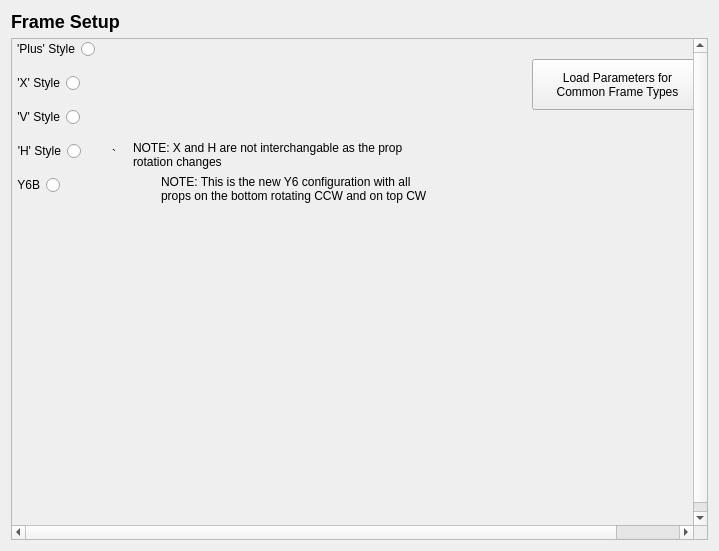
The window that src/ui/configuration/FrameTypeConfig.ui (ArduPilot/apm_planner) describes before a commit, drawn with Qt 5.
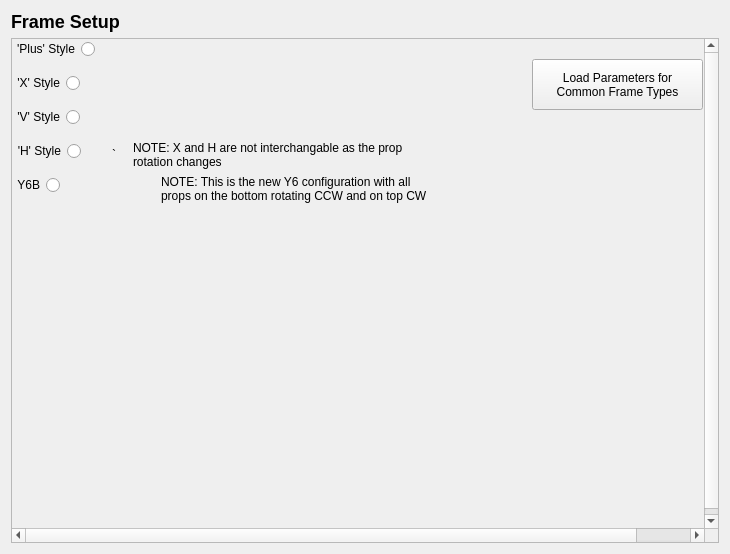
The same window after the commit. Icons and pictures are not drawn.

Commit message: Fix layout for scroll view in Frame Type Config view

Patch:
```diff
--- a/src/ui/configuration/FrameTypeConfig.ui
+++ b/src/ui/configuration/FrameTypeConfig.ui
@@ -6,8 +6,8 @@
    <rect>
     <x>0</x>
     <y>0</y>
-    <width>719</width>
-    <height>551</height>
+    <width>730</width>
+    <height>554</height>
    </rect>
   </property>
   <property name="windowTitle">
@@ -44,7 +44,7 @@
          <x>0</x>
          <y>0</y>
          <width>521</width>
-         <height>552</height>
+         <height>491</height>
         </rect>
        </property>
        <layout class="QFormLayout" name="formLayout">
```
